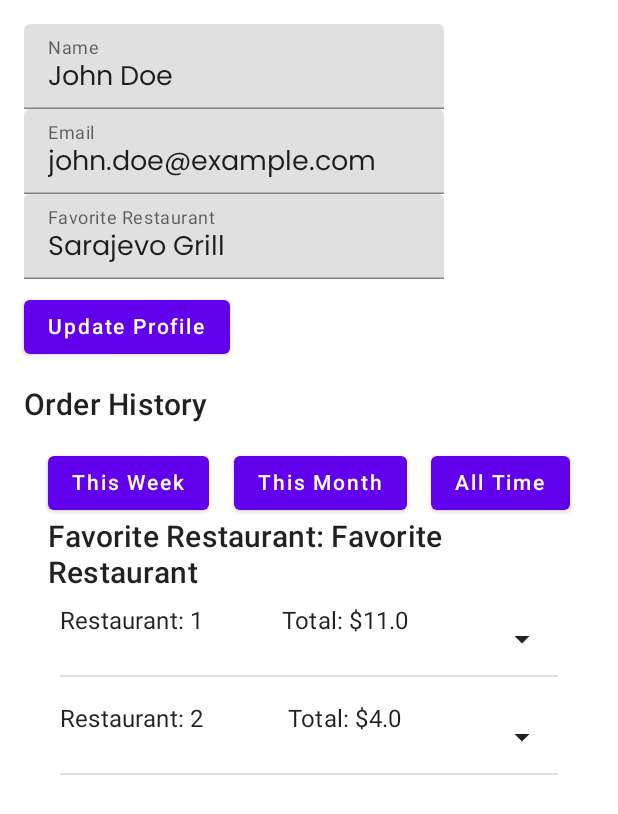
After one commit to yyong1/order-system-mobile, an Android app built with Jetpack Compose: the UserProfileScreen screen opened through its navigation route, on a phone screen of 412 x 824 dp. The commit adds this screen. Shown: the top 814 px of the screen. Run offline under Robolectric (Android 15) with nearby library versions, the phone set to English and light mode, and no system bars; our stand-ins replace Room's generated code.

Commit message:
Profile tpl, User model update

```diff
--- a/app/src/main/java/com/example/foodorder/MainActivity.kt
+++ b/app/src/main/java/com/example/foodorder/MainActivity.kt
@@ -30,6 +30,7 @@ class MainActivity : ComponentActivity() {
     override fun onCreate(savedInstanceState: Bundle?) {
         super.onCreate(savedInstanceState)
         Log.d("MainActivity", "onCreate triggered")
+
         val database = AppDatabase.getInstance(this)
 
         val popularDataDao = database.popularDataDao()
--- a/app/src/main/java/com/example/foodorder/data/AppDatabase.kt
+++ b/app/src/main/java/com/example/foodorder/data/AppDatabase.kt
@@ -28,7 +28,7 @@ import kotlinx.coroutines.launch
         Order::class,
         OrderMenu::class
     ],
-    version = 3,
+    version = 4,
     exportSchema = false
 )
 @TypeConverters(DrawableListConverter::class, DateTypeConverter::class)
--- a/app/src/main/java/com/example/foodorder/data/dao/UserDao.kt
+++ b/app/src/main/java/com/example/foodorder/data/dao/UserDao.kt
@@ -24,4 +24,8 @@ interface UserDao {
 
     @Query("SELECT * FROM users")
     suspend fun getAllUsers(): List<User>
+
+    @Query("UPDATE users SET name = :name, email = :email, favoriteRestaurant = :favoriteRestaurant WHERE id = :userId")
+    suspend fun updateUser(userId: Int, name: String, email: String, favoriteRestaurant: String)
+
 }
--- a/app/src/main/java/com/example/foodorder/data/models/User.kt
+++ b/app/src/main/java/com/example/foodorder/data/models/User.kt
@@ -9,5 +9,6 @@ data class User(
     val id: Int? = null,
     val name: String,
     val email: String,
-    val password: String
+    val password: String,
+    val favoriteRestaurant: String
 )
--- a/app/src/main/java/com/example/foodorder/data/repository/UserRepository.kt
+++ b/app/src/main/java/com/example/foodorder/data/repository/UserRepository.kt
@@ -7,4 +7,5 @@ class UserRepository(private val userDao: UserDao) {
     suspend fun registerUser(user: User) = userDao.insert(user)
     suspend fun getUserById(userId: Int): User? = userDao.getUserById(userId)
     suspend fun getUserByEmail(email: String): User? = userDao.getUserByEmail(email)
+    suspend fun updateUser(userId: Int, name: String, email: String, favoriteRestaurant: String) = userDao.updateUser(userId, name, email, favoriteRestaurant)
 }
--- a/app/src/main/java/com/example/foodorder/data/sample/SampleData.kt
+++ b/app/src/main/java/com/example/foodorder/data/sample/SampleData.kt
@@ -24,8 +24,8 @@ object SampleData {
     )
 
     val users = listOf(
-        User(id = 1, name = "John Doe", email = "john.doe@example.com", password = "password123"),
-        User(id = 2, name = "Jane Smith", email = "jane.smith@example.com", password = "password123")
+        User(id = 1, name = "John Doe", email = "john.doe@example.com", password = "password123", favoriteRestaurant = "Sarajevo Grill"),
+        User(id = 2, name = "Jane Smith", email = "jane.smith@example.com", password = "password123", favoriteRestaurant = "")
     )
 
     val orders = listOf(
--- a/app/src/main/java/com/example/foodorder/data/viewmodels/UserViewModel.kt
+++ b/app/src/main/java/com/example/foodorder/data/viewmodels/UserViewModel.kt
@@ -18,4 +18,12 @@ class UserViewModel(private val userRepository: UserRepository) : ViewModel() {
         val user = userRepository.getUserByEmail(email)
         return (user?.email == email && user?.password == password)
     }
+
+    suspend fun updateUser(userId: Int, name: String, email: String, favoriteRestaurant: String) {
+        userRepository.updateUser(userId, name, email, favoriteRestaurant)
+    }
+
+    suspend fun getUserById(userId: Int): User? {
+        return userRepository.getUserById(userId)
+    }
 }
--- a/app/src/main/java/com/example/foodorder/ui/navigation/Navigation.kt
+++ b/app/src/main/java/com/example/foodorder/ui/navigation/Navigation.kt
@@ -15,6 +15,7 @@ import com.example.foodorder.data.viewmodels.UserViewModel
 import com.example.foodorder.data.viewmodels.CategoryViewModel
 import com.example.foodorder.data.viewmodels.OrderViewModel
 import com.example.foodorder.ui.screens.orders.OrderHistoryScreen
+import com.example.foodorder.ui.screens.profile.UserProfileScreen
 
 @Composable
 fun Navigation(
@@ -56,5 +57,8 @@ fun Navigation(
         composable(ScreensRoutes.Orders.route) {
             OrderHistoryScreen(orderViewModel = orderViewModel)
         }
+        composable(ScreensRoutes.Profile.route) {
+             UserProfileScreen(userViewModel = userViewModel, orderViewModel = orderViewModel)
+        }
     }
 }
--- a/app/src/main/java/com/example/foodorder/ui/navigation/ScreensRoutes.kt
+++ b/app/src/main/java/com/example/foodorder/ui/navigation/ScreensRoutes.kt
@@ -7,4 +7,5 @@ sealed class ScreensRoutes(val route: String) {
     object Registration : ScreensRoutes("registration")
     object Map : ScreensRoutes("map")
     object Orders : ScreensRoutes("orders")
+    object Profile : ScreensRoutes("profile")
 }
--- a/app/src/main/java/com/example/foodorder/ui/screens/log/LoginScreen.kt
+++ b/app/src/main/java/com/example/foodorder/ui/screens/log/LoginScreen.kt
@@ -69,7 +69,8 @@ fun Login(navController: NavHostController, userViewModel: UserViewModel) {
 //        id = 1,
         name = "test",
         email = "test",
-        password = "123"
+        password = "123",
+        favoriteRestaurant = ""
     )
     Box(modifier = Modifier.fillMaxSize()) {
         Image(
--- /dev/null
+++ b/app/src/main/java/com/example/foodorder/ui/screens/profile/UserProfileScreen.kt
@@ -0,0 +1,70 @@
+package com.example.foodorder.ui.screens.profile
+
+import androidx.compose.foundation.layout.*
+import androidx.compose.material.*
+import androidx.compose.runtime.*
+import androidx.compose.ui.Modifier
+import androidx.compose.ui.unit.dp
+import com.example.foodorder.data.models.User
+import com.example.foodorder.data.viewmodels.OrderViewModel
+import com.example.foodorder.data.viewmodels.UserViewModel
+import com.example.foodorder.ui.screens.orders.OrderHistoryScreen
+import kotlinx.coroutines.launch
+
+@Composable
+fun UserProfileScreen(userViewModel: UserViewModel, orderViewModel: OrderViewModel) {
+    val coroutineScope = rememberCoroutineScope()
+    var user by remember { mutableStateOf<User?>(null) }
+
+    LaunchedEffect(Unit) {
+        coroutineScope.launch {
+            user = userViewModel.getUserById(userId = 1) // Replace with actual user ID
+        }
+    }
+
+    Column(modifier = Modifier.fillMaxSize().padding(16.dp)) {
+        user?.let {
+            UserInfoSection(user = it, onUpdate = { updatedUser ->
+                coroutineScope.launch {
+                    userViewModel.updateUser(
+                        updatedUser.id ?: 0,
+                        updatedUser.name,
+                        updatedUser.email,
+                        updatedUser.favoriteRestaurant
+                    )
+                    user = userViewModel.getUserById(updatedUser.id ?: 0) // Refresh user data
+                }
+            })
+            Spacer(modifier = Modifier.height(16.dp))
+            Text(text = "Order History", style = MaterialTheme.typography.h6)
+            OrderHistoryScreen(orderViewModel = orderViewModel)
+        }
+    }
+}
+
+@Composable
+fun UserInfoSection(user: User, onUpdate: (User) -> Unit) {
+    var name by remember { mutableStateOf(user.name) }
+    var email by remember { mutableStateOf(user.email) }
+    var favoriteRestaurant by remember { mutableStateOf(user.favoriteRestaurant) }
+
+    Column(modifier = Modifier.fillMaxWidth()) {
+        TextField(value = name, onValueChange = { name = it }, label = { Text("Name") })
+        TextField(value = email, onValueChange = { email = it }, label = { Text("Email") })
+        TextField(value = favoriteRestaurant, onValueChange = { favoriteRestaurant = it }, label = { Text("Favorite Restaurant") })
+        Spacer(modifier = Modifier.height(8.dp))
+        Button(onClick = {
+            onUpdate(
+                User(
+                    id = user.id,
+                    name = name,
+                    email = email,
+                    password = user.password,
+                    favoriteRestaurant = favoriteRestaurant
+                )
+            )
+        }) {
+            Text(text = "Update Profile")
+        }
+    }
+}
--- a/app/src/main/java/com/example/foodorder/ui/screens/reg/RegistrationScreen.kt
+++ b/app/src/main/java/com/example/foodorder/ui/screens/reg/RegistrationScreen.kt
@@ -109,7 +109,7 @@ fun Registration(navController: NavHostController, userViewModel: UserViewModel)
             RegFooter(
                 onRegClick = {
                     scope.launch {
-                        val newUser = User(name = userName, email = userEmail, password = password)
+                        val newUser = User(name = userName, email = userEmail, password = password, favoriteRestaurant = "")
                         userViewModel.registerUser(newUser)
                         navController.navigate(ScreensRoutes.Home.route)
                     }
```
